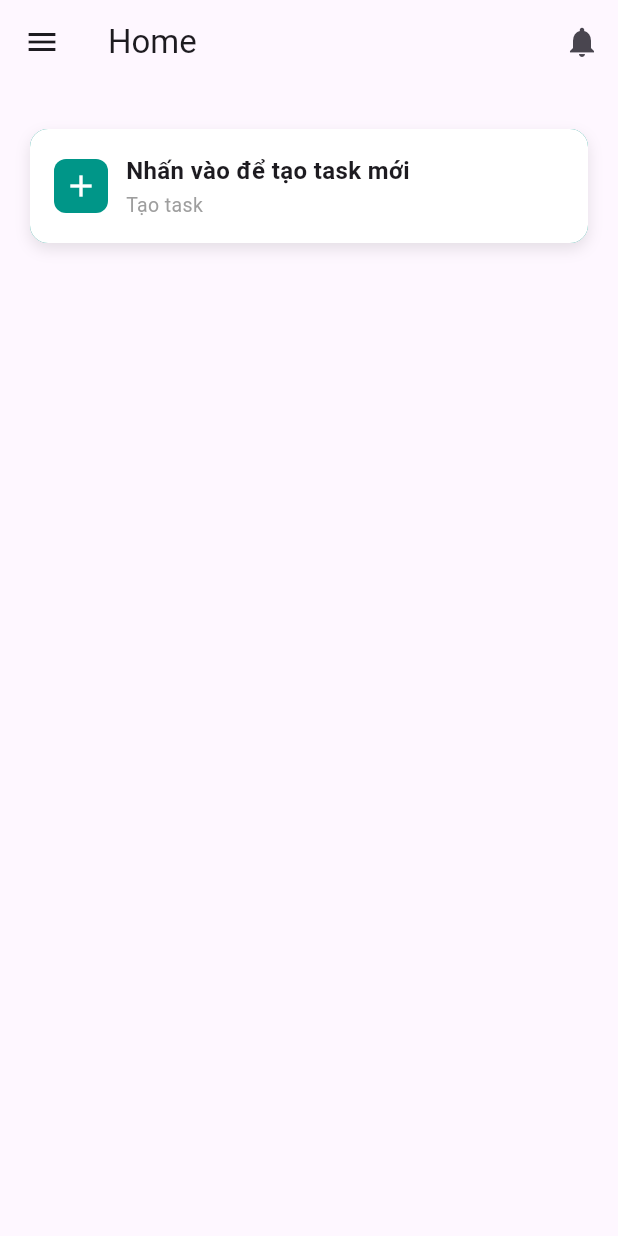
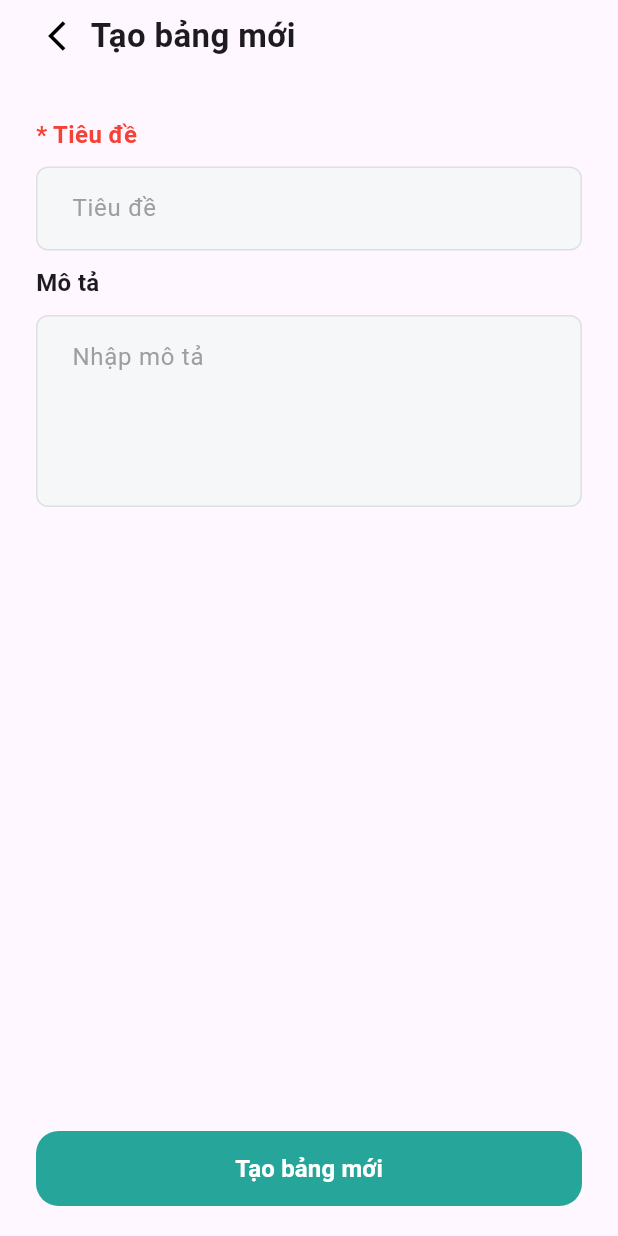
Before and after one commit to NamkhOa1412/ToDoApp, a Flutter app: the HomeScreen screen opened directly, after a tap on "Nhấn vào để tạo task mới", on a phone screen of 412 x 824 dp. Run offline on Flutter 3.47's test engine with Material 3 defaults, Android fonts, the phone set to English and light mode, and no system bars; drawn by our look-alikes of flutter_advanced_drawer; our stand-ins replace shared_preferences; accounts and stored records are empty; network calls fail.

Commit message:
commit function delete board and fix issue function new board

```diff
--- a/lib/components/input-custom.dart
+++ b/lib/components/input-custom.dart
@@ -6,6 +6,8 @@ class CustomInputField extends StatelessWidget {
   final TextInputType keyboardType;
   final bool obscureText;
   final IconData? prefixIcon;
+  final int minLines;
+  final int maxLines;
 
   const CustomInputField({
     Key? key,
@@ -14,6 +16,8 @@ class CustomInputField extends StatelessWidget {
     this.keyboardType = TextInputType.text,
     this.obscureText = false,
     this.prefixIcon,
+    this.minLines = 1,
+    this.maxLines = 1,
   }) : super(key: key);
 
   @override
@@ -22,6 +26,8 @@ class CustomInputField extends StatelessWidget {
       controller: controller,
       keyboardType: keyboardType,
       obscureText: obscureText,
+      minLines: minLines,
+      maxLines: maxLines,
       style: const TextStyle(fontSize: 16, color: Colors.black87),
       decoration: InputDecoration(
         hintText: hintText,
--- a/lib/screens/card/list-task.dart
+++ b/lib/screens/card/list-task.dart
@@ -1,4 +1,5 @@
 import 'package:flutter/material.dart';
+import 'package:ktodo_application/components/dialog-custom.dart';
 import 'package:ktodo_application/model/board.dart';
 import 'package:ktodo_application/providers/board-provider.dart';
 import 'package:ktodo_application/screens/card/task-card.dart';
@@ -10,6 +11,7 @@ class ListTask extends StatelessWidget {
 
   @override
   Widget build(BuildContext context) {
+    final boardProvider = Provider.of<BoardProvider>(context);
     final boards = context.watch<BoardProvider>().listBoards;
 
     if (boards.isEmpty) {
@@ -27,7 +29,22 @@ class ListTask extends StatelessWidget {
               MaterialPageRoute(builder: (_) => TaskInfo(boards: board,)),
             );
           },
-          child: TaskCard(boards: board)
+          onLongPress: () {
+            if (board.role != 'owner') {
+              ScaffoldMessenger.of(context).showSnackBar(
+                SnackBar(content: Text("Bạn không có quyền xóa bảng này!"), backgroundColor: Colors.red,),
+              );
+            }
+            else {
+              ConfirmLogoutDialog.show(context: context, title: 'Xác nhận xóa', message: 'Bạn có muốn xóa bảng!', onPressed: () {
+                boardProvider.deleteBoard(board.id.toString(), context);
+              });
+            }
+          },
+          child: Padding(
+            padding: const EdgeInsets.only(bottom: 10.0),
+            child: TaskCard(boards: board),
+          )
         );
       },
     );
--- a/lib/screens/home-screens.dart
+++ b/lib/screens/home-screens.dart
@@ -4,6 +4,7 @@ import 'package:ktodo_application/providers/user-provider.dart';
 import 'package:ktodo_application/screens/card/list-task.dart';
 import 'package:ktodo_application/screens/card/newtask-card.dart';
 import 'package:ktodo_application/screens/card/task-card.dart';
+import 'package:ktodo_application/screens/task-screen/add-new-task-screen.dart';
 import 'package:provider/provider.dart';
 import 'package:flutter_advanced_drawer/flutter_advanced_drawer.dart';
 import '../providers/auth-provider.dart';
@@ -61,7 +62,10 @@ class _HomeScreenState extends State<HomeScreen> {
             const SizedBox(height: 20),
             AddTaskCard(
               onTap: () {
-                print("Tapped to add task");
+                 Navigator.push(
+                  context,
+                  MaterialPageRoute(builder: (_) => AddNewTaskScreen()),
+                );
               },
             ),
             const SizedBox(height: 10),
--- a/lib/screens/task-info.dart
+++ b/lib/screens/task-info.dart
@@ -43,7 +43,7 @@ class _TaskInfoState extends State<TaskInfo> {
                             child: Align(
                               alignment: Alignment.centerLeft,
                               child: Text(
-                                widget.boards.description.toString(),
+                                widget.boards.title.toString(),
                                 maxLines: 1,
                                 overflow: TextOverflow.ellipsis,
                                 style: TextStyle(
--- /dev/null
+++ b/lib/screens/task-screen/add-new-task-screen.dart
@@ -0,0 +1,118 @@
+import 'package:flutter/material.dart';
+import 'package:ktodo_application/components/button-custom.dart';
+import 'package:ktodo_application/components/input-custom.dart';
+import 'package:ktodo_application/providers/board-provider.dart';
+import 'package:provider/provider.dart';
+
+class AddNewTaskScreen extends StatelessWidget {
+  const AddNewTaskScreen({super.key});
+
+  @override
+  Widget build(BuildContext context) {
+    final titleCtrl = TextEditingController();
+    final desCtrl = TextEditingController();
+
+    void addBoard() async{
+      if (titleCtrl.text == '')
+      {
+        ScaffoldMessenger.of(context).showSnackBar(
+          SnackBar(content: Text("Tiêu đề không được để trống"), backgroundColor: Colors.red,),
+        );
+        return;
+      }
+      else {
+        final boardProvider = Provider.of<BoardProvider>(context, listen: false);
+        try {
+          await boardProvider.addBoard(titleCtrl.text.trim(), desCtrl.text.trim(), context);
+        } catch (e) {
+          print("lỗi $e");
+        }
+      }
+    }
+    return Scaffold(
+      resizeToAvoidBottomInset: true,
+      body: SafeArea(
+        child: LayoutBuilder(
+          builder: (context, constraints) {
+            return SingleChildScrollView(
+              padding: const EdgeInsets.symmetric(horizontal: 24),
+              child: ConstrainedBox(
+                constraints: BoxConstraints(minHeight: constraints.maxHeight),
+                child: IntrinsicHeight(
+                  child: Column(
+                    crossAxisAlignment: CrossAxisAlignment.stretch,
+                    children: [
+
+                      Row(
+                        children: [
+                          Expanded(
+                            flex: 1,
+                            child: Align(
+                              alignment: Alignment.centerLeft,
+                              child: IconButton(
+                                icon: const Icon(Icons.arrow_back_ios, color: Colors.black),
+                                onPressed: () => Navigator.pop(context),
+                              ),
+                            ),
+                          ),
+                          const Expanded(
+                            flex: 9,
+                            child: Align(
+                              alignment: Alignment.centerLeft,
+                              child: Text(
+                                "Tạo bảng mới",
+                                style: TextStyle(
+                                  fontWeight: FontWeight.bold,
+                                  fontSize: 22,
+                                ),
+                              ),
+                            ),
+                          ),
+                        ],
+                      ),
+
+                      const SizedBox(height: 30),
+
+                      const Text(
+                        "* Tiêu đề",
+                        style: TextStyle(
+                            fontWeight: FontWeight.bold, fontSize: 16, color: Colors.red),
+                      ),
+                      const SizedBox(height: 10),
+                      CustomInputField(hintText: 'Tiêu đề',controller: titleCtrl,),
+
+                      const SizedBox(height: 10),
+
+                      const Text(
+                        "Mô tả",
+                        style: TextStyle(
+                            fontWeight: FontWeight.bold, fontSize: 16),
+                      ),
+                      const SizedBox(height: 10),
+
+                      CustomInputField(hintText: "Nhập mô tả", minLines: 4, maxLines: 5, controller: desCtrl,),
+                      SizedBox(height: 10),
+
+                      const Spacer(),
+                      Padding(
+                        padding: const EdgeInsets.only(bottom: 20, top: 30),
+                        child: SizedBox(
+                          height: 50,
+                          child:
+                          // _isLoading
+                          //     ? const Center(child: CircularProgressIndicator(color: Color(0xFF26A69A),))
+                          //     :
+                               CustomButton(text: 'Tạo bảng mới', onPressed: addBoard),
+                        ),
+                      ),
+                    ],
+                  ),
+                ),
+              ),
+            );
+          },
+        ),
+      ),
+    );
+  }
+}
```
Also changed, not shown: lib/providers/board-provider.dart (+26 -1 lines), lib/screens/card/menu-board.dart (+3 -11 lines), lib/services/supabase-service.dart (+54 -0 lines).
